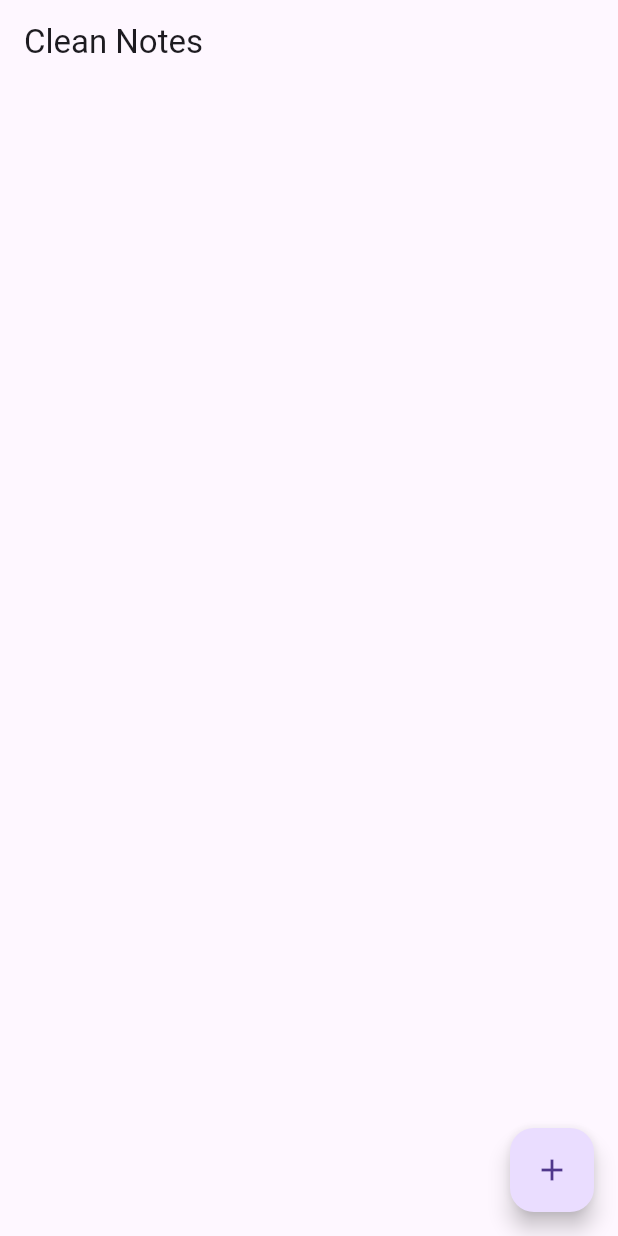
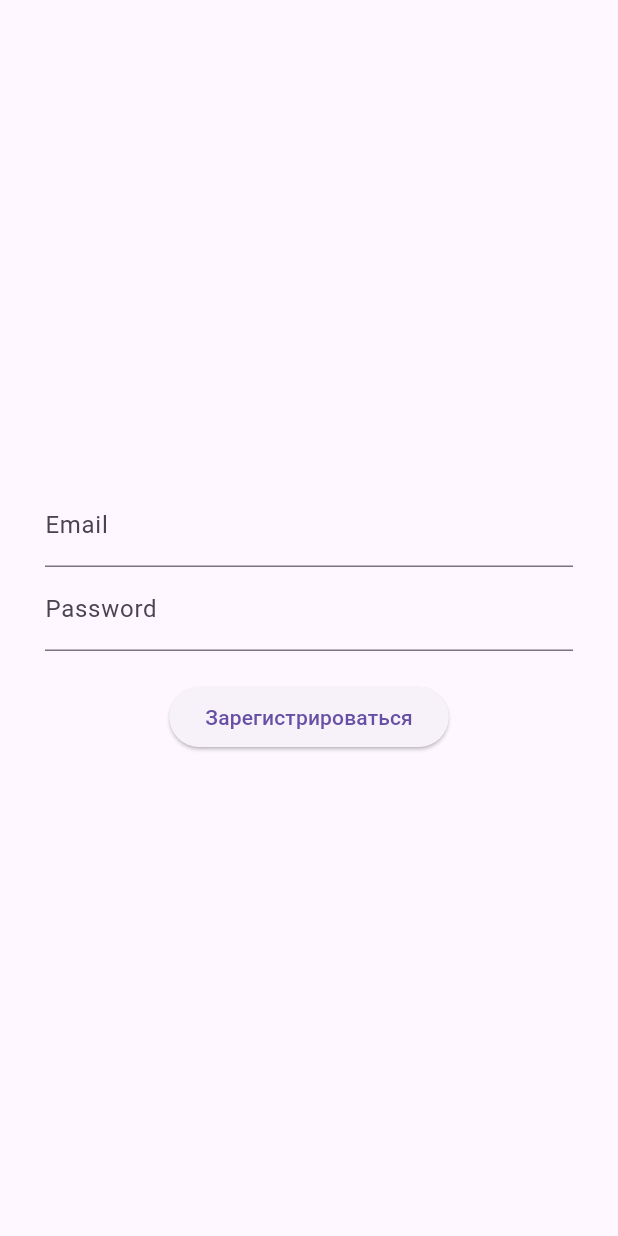
Before and after one commit to shoxrux944913-sys/My-first-project, a Flutter app: the screen it shows after launch, on a phone screen of 412 x 824 dp. Run offline on Flutter 3.47's test engine with Material 3 defaults, Android fonts, the phone set to English and light mode, and no system bars; our stand-ins replace cloud_firestore, firebase_auth, firebase_core, flutter_riverpod, isar; accounts and stored records are empty; generated files the repository leaves out were written again.

Commit message:
feat: implement AuthRepository with Firebase and Riverpod providers

```diff
--- /dev/null
+++ b/lib/data/repositories/firebase_auth_repository_impl.dart
@@ -0,0 +1,31 @@
+import 'package:firebase_auth/firebase_auth.dart';
+import '../../domain/repositories/auth_repository.dart';
+
+class FirebaseAuthRepositoryImpl implements AuthRepository {
+  // Наш "пульт управления" от Firebase Auth
+  final FirebaseAuth _auth = FirebaseAuth.instance;
+
+  @override
+  Future<void> signUp(String email, String password) async {
+    // Команда Firebase: создай юзера с такой почтой и паролем
+    await _auth.createUserWithEmailAndPassword(
+      email: email,
+      password: password,
+    );
+  }
+
+  @override
+  Future<void> signIn(String email, String password) async {
+    // Команда Firebase: проверь почту и пароль и впусти
+    await _auth.signInWithEmailAndPassword(
+      email: email,
+      password: password,
+    );
+  }
+
+  @override
+  Future<void> signOut() async {
+    // Команда Firebase: выйти из аккаунта
+    await _auth.signOut();
+  }
+}
--- /dev/null
+++ b/lib/domain/repositories/auth_repository.dart
@@ -0,0 +1,10 @@
+abstract class AuthRepository {
+  // Метод для создания нового аккаунта
+  Future<void> signUp(String email, String password);
+
+  // Метод для входа в существующий аккаунт
+  Future<void> signIn(String email, String password);
+
+  // Метод для выхода из системы
+  Future<void> signOut();
+}
--- /dev/null
+++ b/lib/presentation/pages/auth_gate.dart
@@ -0,0 +1,24 @@
+import 'package:firebase_auth/firebase_auth.dart';
+import 'package:flutter/material.dart';
+import 'home_page.dart';
+import 'register_page.dart';
+
+class AuthGate extends StatelessWidget {
+  const AuthGate({super.key});
+
+  @override
+  Widget build(BuildContext context) {
+    return StreamBuilder<User?>(
+      // Слушаем состояние: вошел юзер или нет
+      stream: FirebaseAuth.instance.authStateChanges(),
+      builder: (context, snapshot) {
+        // Если в snapshot есть данные — юзер залогинен
+        if (snapshot.hasData) {
+          return const HomePage();
+        }
+        // Если данных нет — отправляем на регистрацию
+        return const RegisterPage();
+      },
+    );
+  }
+}
--- /dev/null
+++ b/lib/presentation/pages/register_page.dart
@@ -0,0 +1,67 @@
+import 'package:flutter/material.dart';
+import '../providers/auth_provider.dart';
+import 'package:flutter_riverpod/flutter_riverpod.dart'; // Для ConsumerStatefulWidget
+// Обязательно этот импорт, чтобы увидеть authStateProvider
+
+// Заменяем StatefulWidget на ConsumerStatefulWidget
+class RegisterPage extends ConsumerStatefulWidget {
+  const RegisterPage({super.key});
+
+  @override
+  ConsumerState<RegisterPage> createState() => _RegisterPageState();
+}
+
+class _RegisterPageState extends ConsumerState<RegisterPage> {
+  final _emailController = TextEditingController();
+  final _passwordController = TextEditingController();
+
+  @override
+  Widget build(BuildContext context) {
+    // Слушаем состояние регистрации (загрузка, ошибка или успех)
+    final authState = ref.watch(authNotifierProvider);
+
+    // Слушаем ошибки и показываем SnackBar
+    ref.listen<AsyncValue<void>>(authNotifierProvider, (previous, next) {
+      next.whenOrNull(
+        error: (e, st) => ScaffoldMessenger.of(context).showSnackBar(
+          SnackBar(content: Text('Ошибка: $e')),
+        ),
+        data: (_) {
+          // Если регистрация прошла успешно — переходим на главную
+          Navigator.of(context).pushReplacementNamed('/home');
+        },
+      );
+    });
+
+    return Scaffold(
+      body: SafeArea(
+        child: Center(
+          child: SingleChildScrollView( // Добавляем, чтобы клавиатура не закрывала поля
+          padding: const EdgeInsets.symmetric(horizontal: 30),
+          child: Column(
+            children: [
+              TextField(controller: _emailController, decoration: const InputDecoration(labelText: 'Email')),
+              TextField(controller: _passwordController, decoration: const InputDecoration(labelText: 'Password')),
+              const SizedBox(height: 20),
+
+              // Если идет загрузка — кнопка исчезает, появляется крутилка
+              authState.maybeWhen(
+                loading: () => const CircularProgressIndicator(),
+                orElse: () => ElevatedButton(
+                  onPressed: () {
+                    ref.read(authNotifierProvider.notifier).signUp(
+                      _emailController.text.trim(),
+                      _passwordController.text.trim(),
+                    );
+                  },
+                  child: const Text('Зарегистрироваться'),
+                ),
+              ),
+            ],
+          ),
+        ),
+        ),
+      ),
+    );
+  }
+}
--- /dev/null
+++ b/lib/presentation/providers/auth_provider.dart
@@ -0,0 +1,28 @@
+import 'package:flutter_riverpod/flutter_riverpod.dart';
+import '../../domain/repositories/auth_repository.dart';
+import '../../data/repositories/firebase_auth_repository_impl.dart';
+
+// 1. Создаем "ключ" для репозитория
+final authRepositoryProvider = Provider<AuthRepository>((ref) {
+  return FirebaseAuthRepositoryImpl();
+});
+
+// 2. Создаем провайдер для логики регистрации
+final authNotifierProvider = StateNotifierProvider<AuthNotifier, AsyncValue<void>>((ref) {
+  return AuthNotifier(ref.read(authRepositoryProvider));
+});
+
+class AuthNotifier extends StateNotifier<AsyncValue<void>> {
+  final AuthRepository _repository;
+  AuthNotifier(this._repository) : super(const AsyncValue.data(null));
+
+  Future<void> signUp(String email, String password) async {
+    state = const AsyncValue.loading();
+    try {
+      await _repository.signUp(email, password);
+      state = const AsyncValue.data(null);
+    } catch (e, stack) {
+      state = AsyncValue.error(e, stack);
+    }
+  }
+}
```
Also changed, not shown: lib/data/repositories/firestore_note_repository_impl.dart (+30 -10 lines), lib/main.dart (+7 -4 lines), lib/presentation/pages/home_page.dart (+15 -1 lines).
